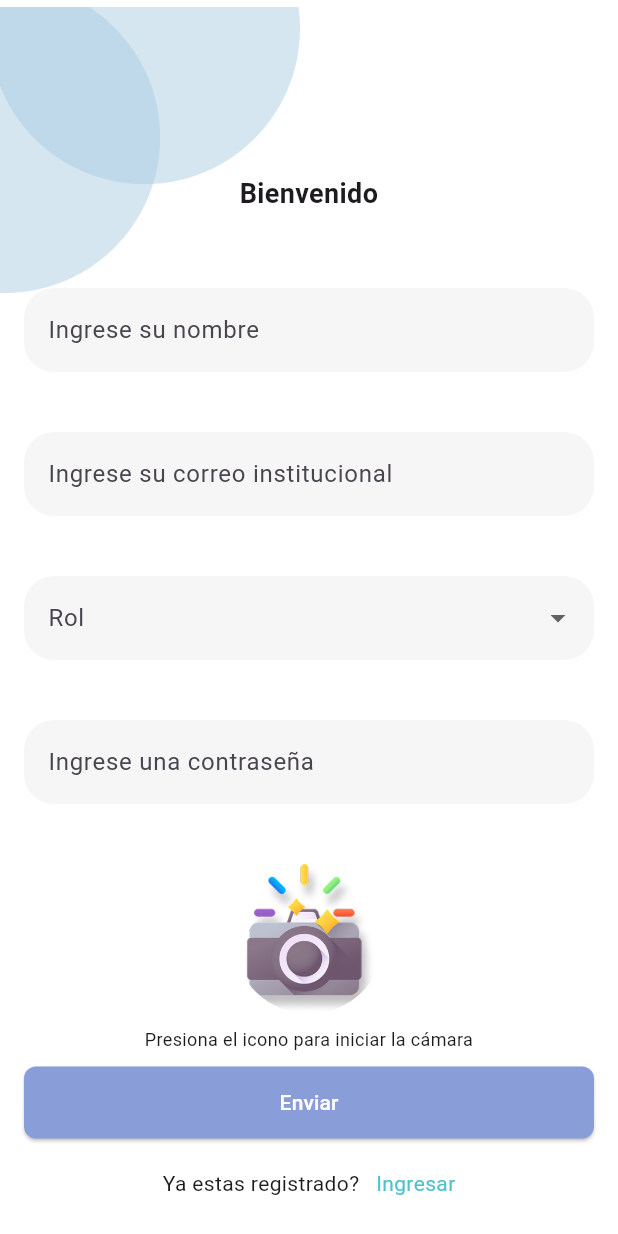
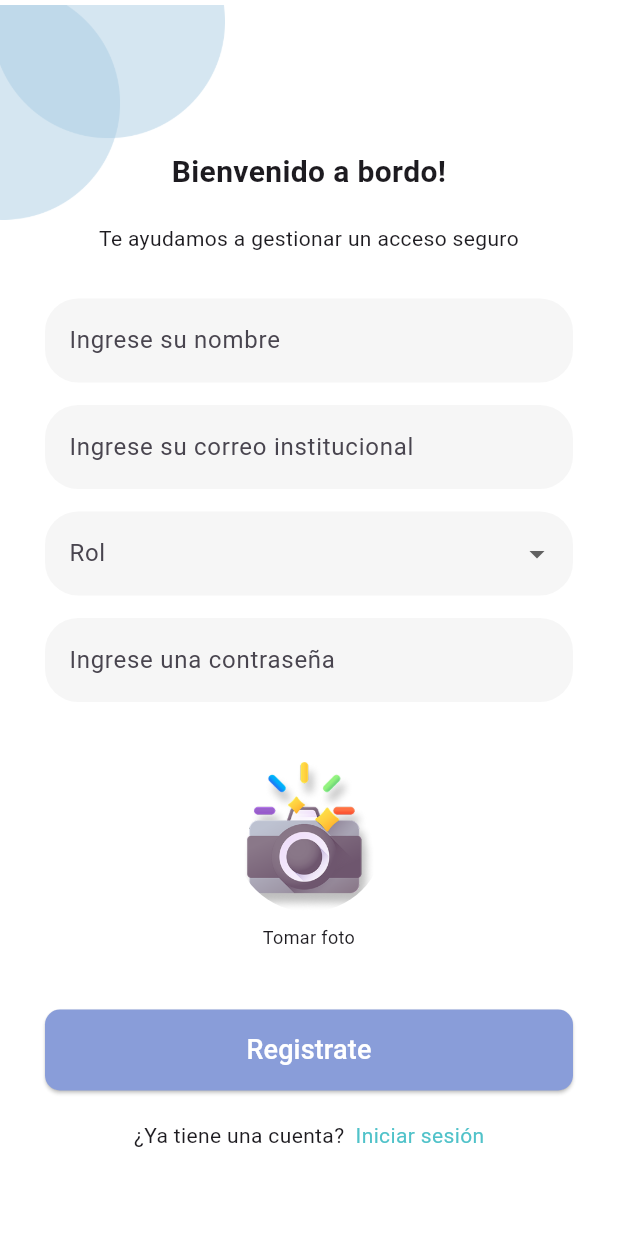
Before and after one commit to tatanardila99/recognitionApp, a Flutter app: the FaceIdSignUp screen opened by its route, on a phone screen of 412 x 824 dp. Run offline on Flutter 3.47's test engine with Material 3 defaults, Android fonts, the phone set to English and light mode, and no system bars; our stand-ins replace camera, flutter_styled_toast, google_fonts; missing offline and left inert: face_camera, google_ml_kit; accounts and stored records are empty; network calls fail.

Commit message:
Fix look and feel - Sign Up

```diff
--- a/lib/screens/face_id_intro_screen.dart
+++ b/lib/screens/face_id_intro_screen.dart
@@ -1,6 +1,5 @@
 import 'package:flutter/material.dart';
 import 'package:google_fonts/google_fonts.dart';
-
 
 class FaceIdIntroScreen extends StatelessWidget {
   const FaceIdIntroScreen({super.key});
@@ -11,7 +10,6 @@ class FaceIdIntroScreen extends StatelessWidget {
       body: Stack(
         fit: StackFit.expand,
         children: [
-
           Image.asset('assets/background.jpg', fit: BoxFit.cover),
 
           Center(
@@ -55,7 +53,7 @@ class FaceIdIntroScreen extends StatelessWidget {
                     Navigator.pushNamed(context, '/sign');
                   },
                   child: Text(
-                    "Get Started",
+                    "Comenzar",
                     style: GoogleFonts.poppins(
                       fontSize: 18,
                       color: Colors.white,
--- a/lib/screens/face_id_sign_in.dart
+++ b/lib/screens/face_id_sign_in.dart
@@ -19,7 +19,10 @@ class _LoginPageState extends State<LoginPage> {
 
   void _showMessage(String message, {bool isError = false}) {
     ScaffoldMessenger.of(context).showSnackBar(
-        SnackBar(content: Text(message), backgroundColor: isError ? Colors.red : Colors.green)
+      SnackBar(
+        content: Text(message),
+        backgroundColor: isError ? Colors.red : Colors.green,
+      ),
     );
   }
 
@@ -34,10 +37,7 @@ class _LoginPageState extends State<LoginPage> {
             left: 0,
             width: 200,
             height: 200,
-            child: Image.asset(
-              'assets/shape.png',
-              fit: BoxFit.contain,
-            ),
+            child: Image.asset('assets/shape.png', fit: BoxFit.contain),
           ),
           SingleChildScrollView(
             child: Padding(
@@ -62,10 +62,7 @@ class _LoginPageState extends State<LoginPage> {
                     child: Stack(
                       alignment: Alignment.center,
                       children: [
-                        Image.asset(
-                          'assets/image_login.png',
-                          height: 100,
-                        ),
+                        Image.asset('assets/image_login.png', height: 100),
                         Positioned(
                           right: 40,
                           child: Column(
@@ -108,7 +105,7 @@ class _LoginPageState extends State<LoginPage> {
                     controller: _emailController,
                     keyboardType: TextInputType.emailAddress,
                     decoration: InputDecoration(
-                      hintText: 'Ingrese el correo',
+                      hintText: 'Ingresa tu correo electronico',
                       border: OutlineInputBorder(
                         borderRadius: BorderRadius.circular(10.0),
                         borderSide: BorderSide.none,
@@ -122,7 +119,7 @@ class _LoginPageState extends State<LoginPage> {
                     controller: _passwordController,
                     obscureText: _obscurePassword,
                     decoration: InputDecoration(
-                      hintText: 'Ingrese la clave',
+                      hintText: 'Ingresa tu contraseña',
                       border: OutlineInputBorder(
                         borderRadius: BorderRadius.circular(10.0),
                         borderSide: BorderSide.none,
@@ -131,7 +128,9 @@ class _LoginPageState extends State<LoginPage> {
                       fillColor: Colors.grey[200],
                       suffixIcon: IconButton(
                         icon: Icon(
-                          _obscurePassword ? Icons.visibility : Icons.visibility_off,
+                          _obscurePassword
+                              ? Icons.visibility
+                              : Icons.visibility_off,
                           color: Colors.grey,
                         ),
                         onPressed: () {
@@ -144,40 +143,45 @@ class _LoginPageState extends State<LoginPage> {
                   ),
                   const SizedBox(height: 10.0),
                   Align(
-                    alignment: Alignment.centerLeft,
+                    alignment: Alignment.topLeft,
                     child: TextButton(
-                      onPressed: () {
-
-                      },
+                      onPressed: () {},
                       child: const Text(
-                        'Olvido la clave',
-                        style: TextStyle(color: Color(0xFF50C2C9)),
+                        'Olvidaste tu contraseña?',
+                        style: TextStyle(
+                          color: Color.fromARGB(255, 147, 182, 184),
+                        ),
                       ),
                     ),
                   ),
                   const SizedBox(height: 25.0),
                   ElevatedButton(
-                    onPressed: _isLoading
+                    onPressed:
+                        _isLoading
                             ? null
-                        :  () async {
+                            : () async {
                               setState(() {
                                 _isLoading = true;
                               });
                               String email = _emailController.text;
                               String password = _passwordController.text;
 
-                      final loginResult = await _backendService.sendDataLogin(email, password);
+                              final loginResult = await _backendService
+                                  .sendDataLogin(email, password);
 
                               setState(() {
                                 _isLoading = false;
                               });
 
-                      if (loginResult != null && loginResult['success'] == true) {
+                              if (loginResult != null &&
+                                  loginResult['success'] == true) {
                                 _showMessage("Inicio de sesión exitoso");
 
-                        final List<dynamic>? accessInfo = loginResult['access_info'];
+                                final List<dynamic>? accessInfo =
+                                    loginResult['access_info'];
 
-                        final Map<String, dynamic>? userData = loginResult['user_data'];
+                                final Map<String, dynamic>? userData =
+                                    loginResult['user_data'];
 
                                 if (loginResult['message'] == 1) {
                                   Navigator.pushReplacementNamed(
@@ -189,10 +193,16 @@ class _LoginPageState extends State<LoginPage> {
                                     },
                                   );
                                 } else {
-                          Navigator.pushReplacementNamed(context, '/professor/home');
+                                  Navigator.pushReplacementNamed(
+                                    context,
+                                    '/professor/home',
+                                  );
                                 }
                               } else {
-                        _showMessage("Error al iniciar sesion, verifica tus credenciales.", isError: true);
+                                _showMessage(
+                                  "Error al iniciar sesion, verifica tus credenciales.",
+                                  isError: true,
+                                );
                               }
                             },
                     style: ElevatedButton.styleFrom(
@@ -204,10 +214,7 @@ class _LoginPageState extends State<LoginPage> {
                     ),
                     child: const Text(
                       'Ingresar',
-                      style: TextStyle(
-                        color: Colors.white,
-                        fontSize: 18.0,
-                      ),
+                      style: TextStyle(color: Colors.white, fontSize: 18.0),
                     ),
                   ),
                   const SizedBox(height: 30.0),
@@ -215,7 +222,7 @@ class _LoginPageState extends State<LoginPage> {
                     mainAxisAlignment: MainAxisAlignment.center,
                     children: <Widget>[
                       const Text(
-                        "No tiene cuenta? ",
+                        "No tienes cuenta? ",
                         style: TextStyle(color: Colors.black54),
                       ),
                       TextButton(
@@ -223,7 +230,7 @@ class _LoginPageState extends State<LoginPage> {
                           Navigator.pushNamed(context, '/sign_up');
                         },
                         child: const Text(
-                          'Registrarse',
+                          'Registrate',
                           style: TextStyle(
                             color: Color(0xFF50C2C9),
                             fontWeight: FontWeight.bold,
--- a/lib/screens/face_id_sign_up.dart
+++ b/lib/screens/face_id_sign_up.dart
@@ -32,7 +32,7 @@ class _MyFormState extends State<MyForm> with WidgetsBindingObserver {
   File? _capturedFace;
   FaceCameraController? _cameraController;
   bool _isCameraActive = false;
-  String _cameraMessage = 'Presiona el icono para iniciar la cámara';
+  String _cameraMessage = 'Tomar foto';
 
   @override
   void initState() {
@@ -47,14 +47,12 @@ class _MyFormState extends State<MyForm> with WidgetsBindingObserver {
           _cameraMessage = 'Rostro capturado!';
           Future.delayed(const Duration(seconds: 3), () {
             setState(() {
-              _cameraMessage = 'Presiona el icono para iniciar la cámara';
+              _cameraMessage = 'Tomar foto';
             });
           });
         });
       },
-      onFaceDetected: (Face? face) {
-
-      },
+      onFaceDetected: (Face? face) {},
     );
   }
 
@@ -80,31 +78,34 @@ class _MyFormState extends State<MyForm> with WidgetsBindingObserver {
         Positioned(
           top: 0,
           left: 0,
-          width: 200,
-          height: 200,
-          child: Image.asset(
-            'assets/shape.png',
-            fit: BoxFit.contain,
-          ),
+          width: 150,
+          height: 150,
+          child: Image.asset('assets/shape.png', fit: BoxFit.contain),
         ),
         Padding(
-          padding: const EdgeInsets.all(16.0),
+          padding: const EdgeInsets.all(30.0),
           child: Form(
             key: _formKey,
             child: ListView(
               children: <Widget>[
-                SizedBox(height: 100),
+                SizedBox(height: 70),
                 Text(
-                  "Bienvenido",
-                  style: TextStyle(fontWeight: FontWeight.w600, fontSize: 18),
+                  "Bienvenido a bordo!",
+                  style: TextStyle(fontWeight: FontWeight.w600, fontSize: 20),
                   textAlign: TextAlign.center,
                 ),
-                SizedBox(height: 50),
+                SizedBox(height: 20),
+                Text(
+                  "Te ayudamos a gestionar un acceso seguro",
+                  style: TextStyle(fontWeight: FontWeight.w400, fontSize: 14),
+                  textAlign: TextAlign.center,
+                ),
+                SizedBox(height: 30),
                 TextFormField(
                   controller: _nameController,
                   decoration: InputDecoration(
                     border: OutlineInputBorder(
-                      borderRadius: BorderRadius.circular(20.0),
+                      borderRadius: BorderRadius.circular(22.0),
                       borderSide: BorderSide.none,
                     ),
                     filled: true,
@@ -118,12 +119,12 @@ class _MyFormState extends State<MyForm> with WidgetsBindingObserver {
                     return null;
                   },
                 ),
-                SizedBox(height: 40),
+                SizedBox(height: 15),
                 TextFormField(
                   controller: _emailController,
                   decoration: InputDecoration(
                     border: OutlineInputBorder(
-                      borderRadius: BorderRadius.circular(20.0),
+                      borderRadius: BorderRadius.circular(22.0),
                       borderSide: BorderSide.none,
                     ),
                     filled: true,
@@ -137,11 +138,11 @@ class _MyFormState extends State<MyForm> with WidgetsBindingObserver {
                     return null;
                   },
                 ),
-                SizedBox(height: 40),
+                SizedBox(height: 15),
                 DropdownButtonFormField<String>(
                   decoration: InputDecoration(
                     border: OutlineInputBorder(
-                      borderRadius: BorderRadius.circular(20.0),
+                      borderRadius: BorderRadius.circular(22.0),
                       borderSide: BorderSide.none,
                     ),
                     filled: true,
@@ -149,12 +150,13 @@ class _MyFormState extends State<MyForm> with WidgetsBindingObserver {
                     labelText: 'Rol',
                   ),
                   value: _selectedRol,
-                  items: _roles.map((String rol) {
-                    return DropdownMenuItem<String>(
-                      value: rol,
-                      child: Text(rol),
-                    );
-                  }).toList(),
+                  items:
+                      _roles.map((String rol) {
+                        return DropdownMenuItem<String>(
+                          value: rol,
+                          child: Text(rol),
+                        );
+                      }).toList(),
                   onChanged: (String? newValue) {
                     setState(() {
                       _selectedRol = newValue;
@@ -167,12 +169,12 @@ class _MyFormState extends State<MyForm> with WidgetsBindingObserver {
                     return null;
                   },
                 ),
-                SizedBox(height: 40),
+                SizedBox(height: 15),
                 TextFormField(
                   controller: _passwordController,
                   decoration: InputDecoration(
                     border: OutlineInputBorder(
-                      borderRadius: BorderRadius.circular(20.0),
+                      borderRadius: BorderRadius.circular(22.0),
                       borderSide: BorderSide.none,
                     ),
                     filled: true,
@@ -197,7 +199,7 @@ class _MyFormState extends State<MyForm> with WidgetsBindingObserver {
                       shape: BoxShape.circle,
                       image: DecorationImage(
                         image: AssetImage('assets/camera.png'),
-                        fit: BoxFit.contain,
+                        fit: BoxFit.fitHeight,
                       ),
                     ),
                   ),
@@ -220,20 +222,21 @@ class _MyFormState extends State<MyForm> with WidgetsBindingObserver {
                       fit: BoxFit.cover,
                     ),
                   ),
-                SizedBox(height: 10),
+                SizedBox(height: 40),
                 ElevatedButton(
                   style: ElevatedButton.styleFrom(
                     backgroundColor: const Color(0xFF899DD9),
                     padding: const EdgeInsets.symmetric(
-                      horizontal: 80,
+                      horizontal: 10,
                       vertical: 14,
                     ),
                     shape: RoundedRectangleBorder(
-                      borderRadius: BorderRadius.circular(8),
+                      borderRadius: BorderRadius.circular(10.0),
                     ),
                   ),
                   onPressed: () async {
-                    if (_formKey.currentState!.validate() && _capturedFace != null) {
+                    if (_formKey.currentState!.validate() &&
+                        _capturedFace != null) {
                       final String name = _nameController.text;
                       final String email = _emailController.text;
                       final String password = _passwordController.text;
@@ -254,16 +257,19 @@ class _MyFormState extends State<MyForm> with WidgetsBindingObserver {
                       }
                     }
                   },
-                  child: Text('Enviar', style: TextStyle(color: Colors.white)),
+                  child: const Text(
+                    'Registrate',
+                    style: TextStyle(color: Colors.white, fontSize: 18.0),
+                  ),
                 ),
                 SizedBox(height: 20),
                 Row(
                   mainAxisAlignment: MainAxisAlignment.center,
                   children: [
-                    Text('Ya estas registrado?   '),
+                    Text('¿Ya tiene una cuenta?  '),
                     InkWell(
                       child: Text(
-                        'Ingresar',
+                        'Iniciar sesión',
                         style: TextStyle(color: Color(0xFF50C2C9)),
                       ),
                       onTap: () {
```
Lines whose indentation alone changed are shown as unchanged.
